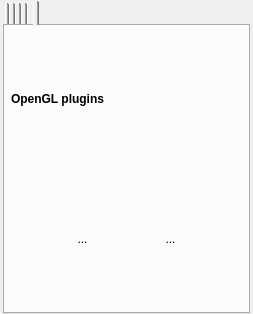
This is src/MixingToolboxWidget.ui in markus-wa/glmixer-mirror as Qt 5 draws it before an edit. The edited form follows.
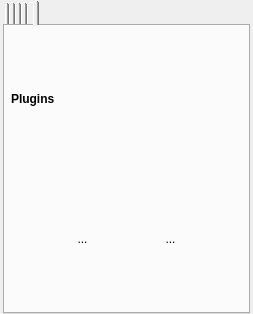
This is the edited form. The open tabs and pages were chosen to show the change. Icons and pictures are not drawn.

Commit message: Implementation of re-ordering features for plugin stack.

The edit to the form file:
```diff
--- a/src/MixingToolboxWidget.ui
+++ b/src/MixingToolboxWidget.ui
@@ -2212,7 +2212,7 @@
           <string notr="true">font: bold;</string>
          </property>
          <property name="text">
-          <string>OpenGL plugins</string>
+          <string>Plugins</string>
          </property>
          <property name="margin">
           <number>2</number>
```
Left out of the diff: 10 changed lines with no effect on the pictures. The commit also changes 8 other files.
